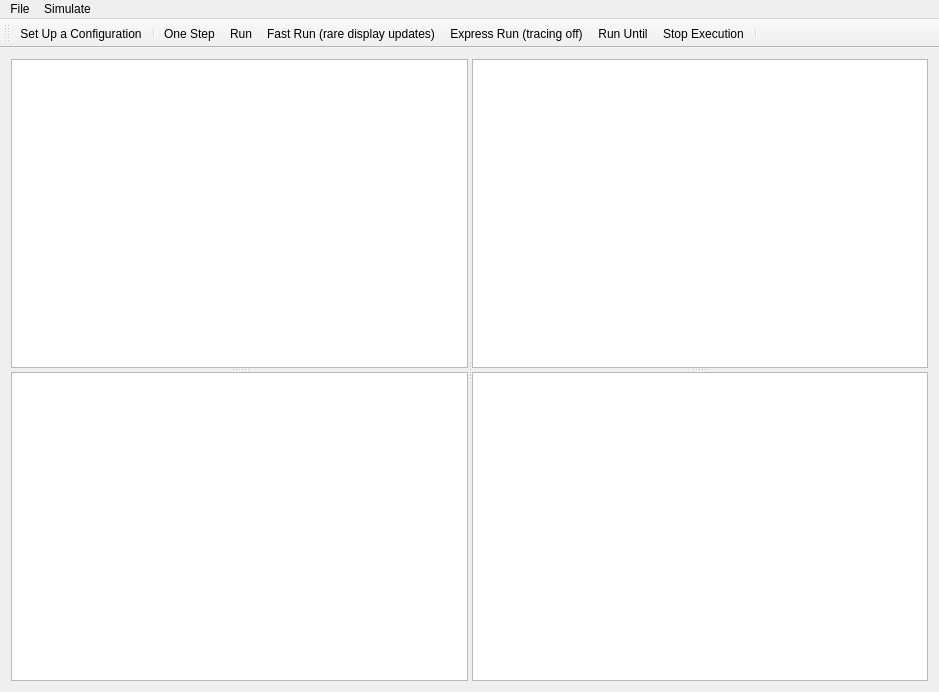
This is src/qtenv/mainwindow.ui in omnetpp/omnetpp as Qt 5 draws it before an edit. The edited form follows.
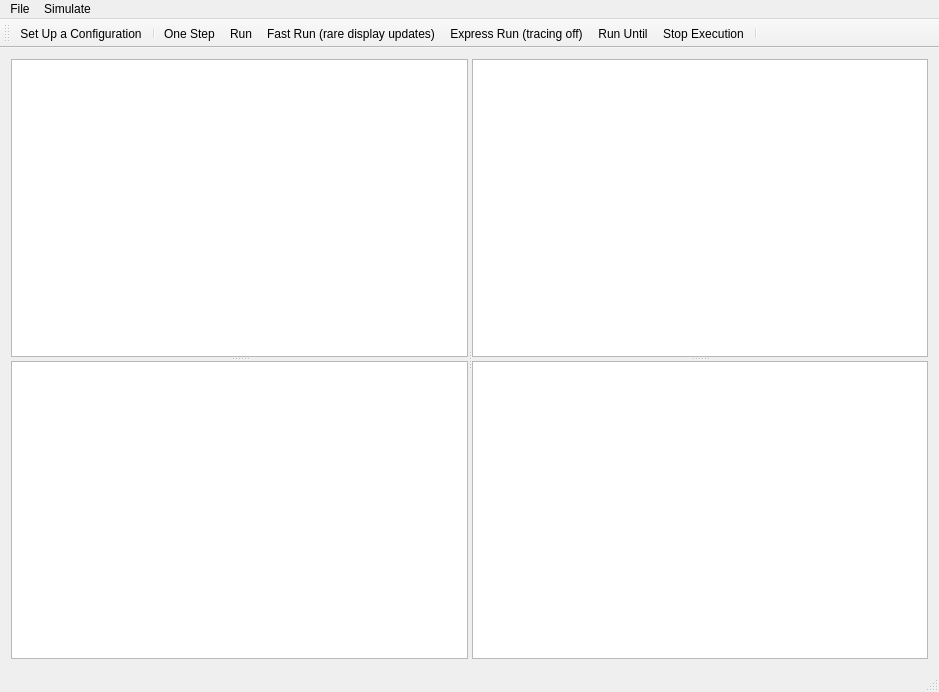
This is the edited form. Icons and pictures are not drawn.

Patch:
```diff
--- a/src/qtenv/mainwindow.ui
+++ b/src/qtenv/mainwindow.ui
@@ -169,6 +169,7 @@
    <addaction name="actionStop"/>
    <addaction name="separator"/>
   </widget>
+  <widget class="QStatusBar" name="statusBar"/>
   <action name="actionQuit">
    <property name="text">
     <string>Quit</string>
```
Left out of the diff: 22 changed lines with no effect on the pictures.
